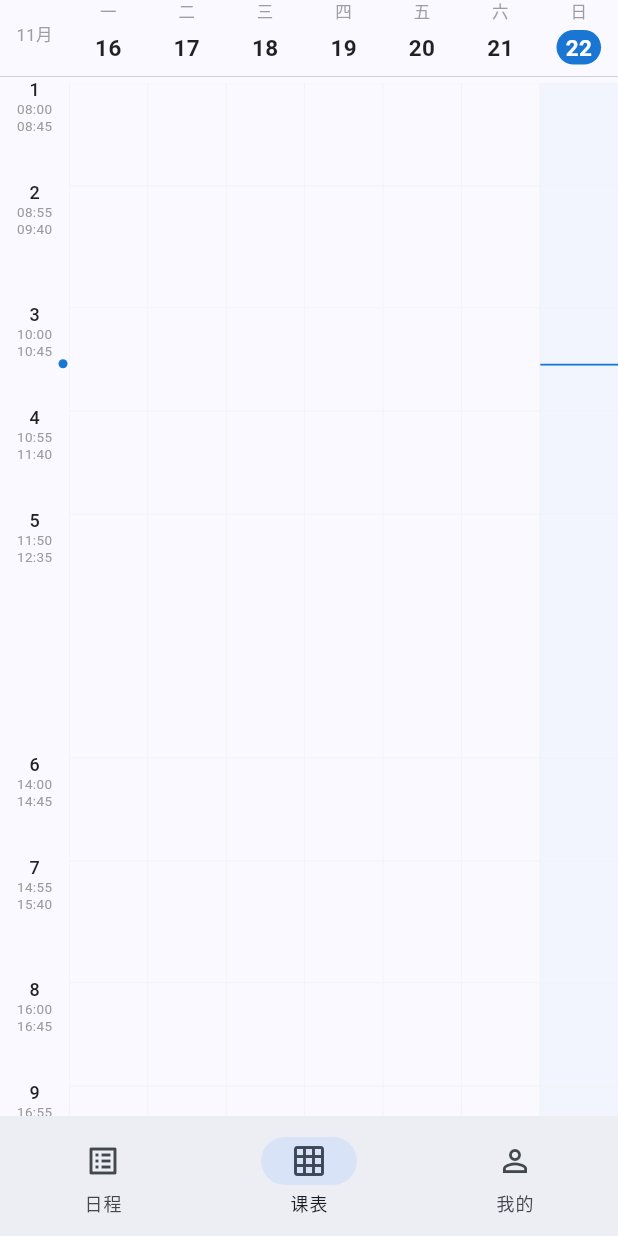
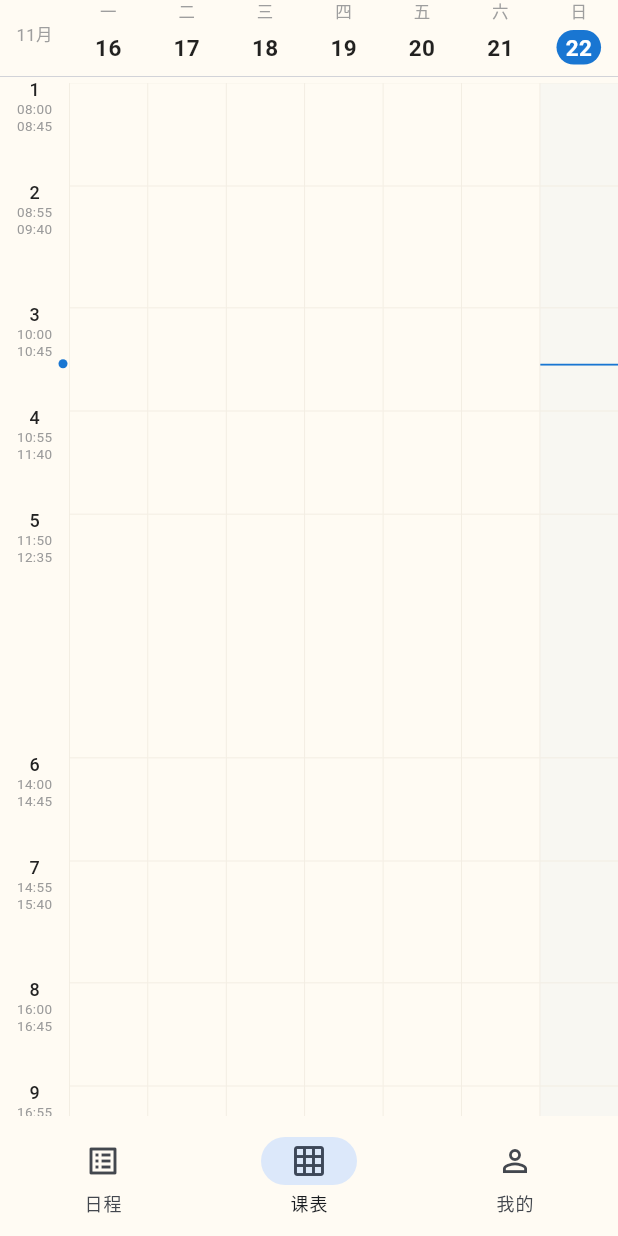
Before and after one commit to memor188/todo-reminder, a Flutter app: the screen it shows after launch, item 2 of the bottom bar chosen, on a phone screen of 412 x 824 dp. Run offline on Flutter 3.47's test engine with Material 3 defaults, Android fonts, the phone set to English and light mode, and no system bars; our stand-ins replace file_picker, flutter_local_notifications, share_plus, shared_preferences, sqflite, timezone; accounts and stored records are empty.

Commit message:
style: 背景改象牙白，全局色调调暖
- 新增 lib/theme.dart 统一定义 ivoryBackground / warmDivider / warmChip
- Scaffold、卡片、底栏、任务块、网格线、未选中日期格一起调暖
- M3 的 Card / NavigationBar 默认 surfaceContainer 偏冷，显式指定颜色并关掉 surfaceTint
- 测试 262 → 263

```diff
--- a/app/lib/main.dart
+++ b/app/lib/main.dart
@@ -13,6 +13,7 @@ import 'services/db_service.dart';
 import 'services/notification_service.dart';
 import 'services/reminder_service.dart';
 import 'services/settings_service.dart';
+import 'theme.dart';
 
 Future<void> main() async {
   WidgetsFlutterBinding.ensureInitialized();
@@ -136,7 +137,24 @@ class _AppState extends State<App> {
       title: '待办',
       debugShowCheckedModeBanner: false,
       theme: ThemeData(
-        colorScheme: ColorScheme.fromSeed(seedColor: const Color(0xFF1976D2)),
+        colorScheme: ColorScheme.fromSeed(
+          seedColor: const Color(0xFF1976D2),
+          surface: ivoryBackground,
+        ),
+        scaffoldBackgroundColor: ivoryBackground,
+        // 事件/任务卡走主题色，课程卡由 TimelineItem 自己上淡色。
+        // surfaceTint 必须关掉，否则 M3 又叠一层主题紫把象牙白染灰。
+        cardTheme: const CardThemeData(
+          color: ivoryBackground,
+          surfaceTintColor: Colors.transparent,
+        ),
+        // 底栏默认走 M3 的 surfaceContainer（偏冷灰蓝），不跟着主题背景走，
+        // 在象牙白页面上会像贴了块冷色板，显式改成同色。
+        navigationBarTheme: NavigationBarThemeData(
+          backgroundColor: ivoryBackground,
+          indicatorColor: const Color(0xFFDCE8FA),
+          surfaceTintColor: Colors.transparent,
+        ),
         useMaterial3: true,
       ),
       home: Scaffold(
--- a/app/lib/screens/schedule_screen.dart
+++ b/app/lib/screens/schedule_screen.dart
@@ -4,6 +4,7 @@ import '../models/timeline.dart';
 import '../services/db_service.dart';
 import '../services/notification_service.dart';
 import '../services/reminder_service.dart';
+import '../theme.dart';
 import '../widgets/timeline_item.dart';
 
 /// 日程页（2026-11-22 改版）。
@@ -193,7 +194,7 @@ class _ScheduleScreenState extends State<ScheduleScreen> {
         padding: const EdgeInsets.symmetric(horizontal: 2, vertical: 8),
         child: Container(
           decoration: BoxDecoration(
-            color: isSelected ? Colors.blue : Colors.grey.shade200,
+            color: isSelected ? Colors.blue : warmChip,
             borderRadius: BorderRadius.circular(10),
           ),
           child: Column(
--- a/app/lib/screens/timetable_screen.dart
+++ b/app/lib/screens/timetable_screen.dart
@@ -6,6 +6,7 @@ import '../models/period_table.dart';
 import '../models/timeline.dart';
 import '../services/db_service.dart';
 import '../services/settings_service.dart';
+import '../theme.dart';
 import '../widgets/timeline_item.dart';
 
 /// 课表周网格（2026-11-22 按用户给的参考图重做）。
@@ -359,8 +360,8 @@ class _TimetableScreenState extends State<TimetableScreen> {
     double? nowLineTop,
   }) {
     final slots = layoutDay(_entriesFor(day));
-    // 横线是背景，不应该和课程块抢注意力；比之前再淡一档。
-    const line = Color(0xFFF2F2F2);
+    // 横线是背景，不应该和课程块抢注意力。跟着象牙白背景一起调暖。
+    const line = warmDivider;
     return Container(
       width: width,
       height: _totalHeight,
@@ -409,7 +410,7 @@ class _TimetableScreenState extends State<TimetableScreen> {
     final Color fill = switch (entry.type) {
       EntryType.course => isGhost ? base.withAlpha(46) : base.withAlpha(232),
       EntryType.event => base.withAlpha(150),
-      EntryType.task => Colors.white,
+      EntryType.task => ivoryBackground,
     };
     final Color textColor = switch (entry.type) {
       EntryType.course => isGhost ? Colors.black45 : const Color(0xFF2B2B2B),
@@ -551,7 +552,7 @@ class _TimetableScreenState extends State<TimetableScreen> {
                       vertical: tagPadV,
                     ),
                     decoration: BoxDecoration(
-                      color: Colors.white.withAlpha(200),
+                      color: ivoryBackground.withAlpha(200),
                       borderRadius: BorderRadius.circular(3),
                     ),
                     child: Text(
--- /dev/null
+++ b/app/lib/theme.dart
@@ -0,0 +1,12 @@
+import 'package:flutter/material.dart';
+
+/// 全局背景色（2026-11-23 用户要求「暖一点，象牙白」）。
+///
+/// 不是纯白：纯白配这块马卡龙色板会显得发冷、发灰。象牙白略带黄调，
+/// 和粉色/黄色/橙色的课程块放一起更协调。
+const Color ivoryBackground = Color(0xFFFFFBF3);
+
+/// 网格线、未选中日期格这类「辅助灰」，也要跟着从冷灰换成暖灰，
+/// 否则象牙白背景上会出现一片偏青的线，反而更脏。
+const Color warmDivider = Color(0xFFEFE9DE);
+const Color warmChip = Color(0xFFF0EADF);
--- a/app/lib/widgets/timeline_item.dart
+++ b/app/lib/widgets/timeline_item.dart
@@ -2,6 +2,7 @@ import 'package:flutter/material.dart';
 
 import '../models/course.dart';
 import '../models/timeline.dart';
+import '../theme.dart';
 
 Color colorFromHex(String? hex) {
   if (hex == null || hex.isEmpty) return const Color(0xFF1976D2);
@@ -151,7 +152,7 @@ class TimelineItem extends StatelessWidget {
       // （哪怕 alpha 只有 30）卡片等于半透明，自己的阴影会从底下透上来，
       // 淡粉淡绿全变成一片灰紫——真机截图一眼就看得出来。
       color: entry.type == EntryType.course
-          ? Color.alphaBlend(color.withAlpha(46), Colors.white)
+          ? Color.alphaBlend(color.withAlpha(46), ivoryBackground)
           : null,
       // Material 3 的 Card 会再叠一层 surfaceTint（主题紫），这里关掉。
       surfaceTintColor: Colors.transparent,
```
Also changed, not shown: 4 other files.
